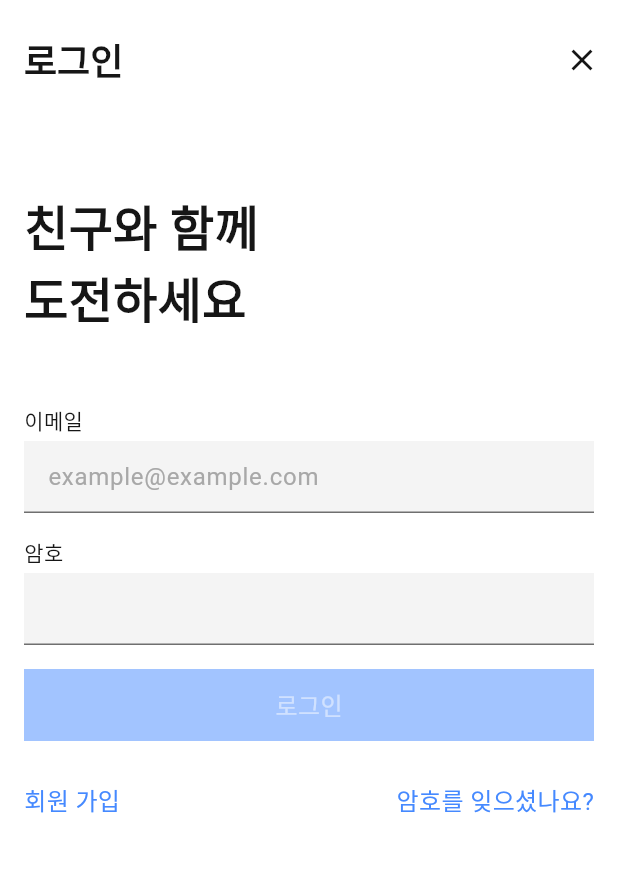
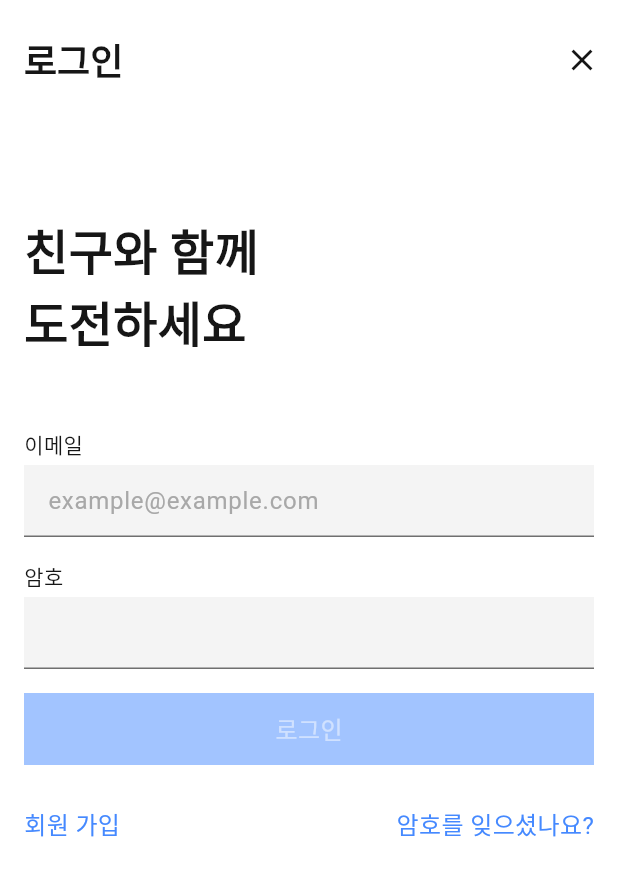
Before and after one commit to joonseo1227/challengeone, a Flutter app: the screen it shows after launch, on a phone screen of 412 x 824 dp. Shown: the top 876 px of the screen. Run offline on Flutter 3.47's test engine with Material 3 defaults, Android fonts, the phone set to English and light mode, and no system bars; our stand-ins replace firebase_auth, firebase_core, story_view; accounts and stored records are empty; Roboto replaces fonts that are missing (Pretendard).

```diff
--- a/lib/pages/challenge_page.dart
+++ b/lib/pages/challenge_page.dart
@@ -12,7 +12,7 @@ class ChallengeTab extends StatelessWidget {
       ),
       body: ListView(
         children: <Widget>[
-          BasicChallenges(),
+          MyChallenges(),
           SizedBox(
             height: 16,
           ),
--- a/lib/pages/home_page.dart
+++ b/lib/pages/home_page.dart
@@ -12,7 +12,7 @@ class HomeTab extends StatelessWidget {
       body: ListView(
         children: <Widget>[
           Stories(),
-          BasicChallenges(),
+          MyChallenges(),
           SizedBox(
             height: 16,
           ),
--- a/lib/pages/login_page.dart
+++ b/lib/pages/login_page.dart
@@ -133,9 +133,9 @@ class _LoginPageState extends State<LoginPage> {
         ],
         backgroundColor: white,
       ),
-      body: Padding(
-        padding: const EdgeInsets.fromLTRB(16, 0, 16, 0),
-        child: SingleChildScrollView(
+      body: SingleChildScrollView(
+        child: Padding(
+          padding: EdgeInsets.all(16),
           child: Column(
             mainAxisAlignment: MainAxisAlignment.start,
             crossAxisAlignment: CrossAxisAlignment.start,
@@ -217,9 +217,6 @@ class _LoginPageState extends State<LoginPage> {
                   ),
                 ],
               ),
-              const SizedBox(
-                height: 16,
-              ),
             ],
           ),
         ),
--- a/lib/pages/signup_page.dart
+++ b/lib/pages/signup_page.dart
@@ -188,7 +188,7 @@ class _SignupPageState extends State<SignupPage> {
       ),
       body: SingleChildScrollView(
         child: Padding(
-          padding: EdgeInsets.fromLTRB(16, 0, 16, 0),
+          padding: EdgeInsets.all(16),
           child: Column(
             mainAxisAlignment: MainAxisAlignment.start,
             crossAxisAlignment: CrossAxisAlignment.start,
@@ -243,9 +243,6 @@ class _SignupPageState extends State<SignupPage> {
                   }
                 },
               ),
-              const SizedBox(
-                height: 16,
-              ),
             ],
           ),
         ),
--- a/lib/widgets/textfield.dart
+++ b/lib/widgets/textfield.dart
@@ -3,11 +3,12 @@ import 'package:flutter/material.dart';
 
 class CustomTextField extends StatefulWidget {
   final String label;
-  final String? hint; // 힌트를 선택 사항으로 변경
+  final String? hint;
   final String? errorText;
   final TextEditingController? controller;
   final bool obscureText;
   final TextInputType keyboardType;
+  final Color? backgroundColor; // 백그라운드 컬러 추가
 
   const CustomTextField({
     Key? key,
@@ -17,6 +18,7 @@ class CustomTextField extends StatefulWidget {
     this.controller,
     this.obscureText = false,
     this.keyboardType = TextInputType.text,
+    this.backgroundColor, // 백그라운드 컬러 초기화
   }) : super(key: key);
 
   @override
@@ -76,7 +78,7 @@ class _CustomTextFieldState extends State<CustomTextField> {
                 color: grey40,
               ),
               filled: true,
-              fillColor: grey10,
+              fillColor: widget.backgroundColor ?? grey10, // 백그라운드 컬러 적용
               enabledBorder: UnderlineInputBorder(
                 borderRadius: BorderRadius.circular(0),
                 borderSide: BorderSide(
```
Also changed, not shown: lib/pages/add_challenge_page.dart (renamed from firebase.json, +49 -1 lines), lib/pages/profile_page.dart (+15 -1 lines), lib/pages/settings_page.dart (+7 -8 lines), lib/widgets/challenges.dart (+4 -4 lines).
